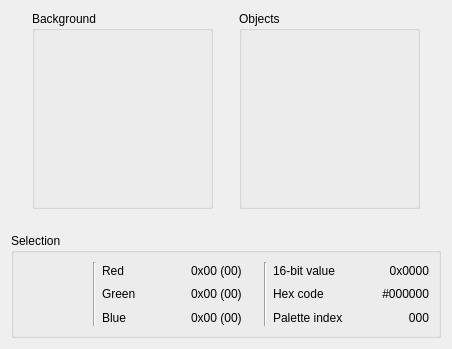
Qt form Libretro/mgba/src/platform/qt/PaletteView.ui (kiddreads/Avalon-copy2) before a commit.
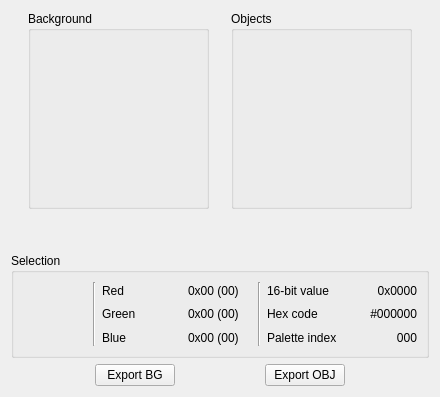
The same form after that commit. Custom widgets are drawn as their Qt base class.

Commit message: GBA: Palette RIFF exporter

What changed in the file:
```diff
--- a/Libretro/mgba/src/platform/qt/PaletteView.ui
+++ b/Libretro/mgba/src/platform/qt/PaletteView.ui
@@ -6,8 +6,8 @@
    <rect>
     <x>0</x>
     <y>0</y>
-    <width>452</width>
-    <height>349</height>
+    <width>440</width>
+    <height>397</height>
    </rect>
   </property>
   <property name="windowTitle">
@@ -292,6 +292,63 @@
      </layout>
     </widget>
    </item>
+   <item>
+    <layout class="QHBoxLayout" name="horizontalLayout_3">
+     <item>
+      <spacer name="horizontalSpacer_4">
+       <property name="orientation">
+        <enum>Qt::Horizontal</enum>
+       </property>
+       <property name="sizeHint" stdset="0">
+        <size>
+         <width>20</width>
+         <height>0</height>
+        </size>
+       </property>
+      </spacer>
+     </item>
+     <item>
+      <widget class="QPushButton" name="exportBG">
+       <property name="text">
+        <string>Export BG</string>
+       </property>
+      </widget>
+     </item>
+     <item>
+      <spacer name="horizontalSpacer_5">
+       <property name="orientation">
+        <enum>Qt::Horizontal</enum>
+       </property>
+       <property name="sizeHint" stdset="0">
+        <size>
+         <width>40</width>
+         <height>0</height>
+        </size>
+       </property>
+      </spacer>
+     </item>
+     <item>
+      <widget class="QPushButton" name="exportOBJ">
+       <property name="text">
+        <string>Export OBJ</string>
+       </property>
+      </widget>
+     </item>
+     <item>
+      <spacer name="horizontalSpacer_6">
+       <property name="orientation">
+        <enum>Qt::Horizontal</enum>
+       </property>
+       <property name="sizeHint" stdset="0">
+        <size>
+         <width>20</width>
+         <height>0</height>
+        </size>
+       </property>
+      </spacer>
+     </item>
+    </layout>
+   </item>
   </layout>
  </widget>
  <customwidgets>
```
The commit also changes 5 other files.
